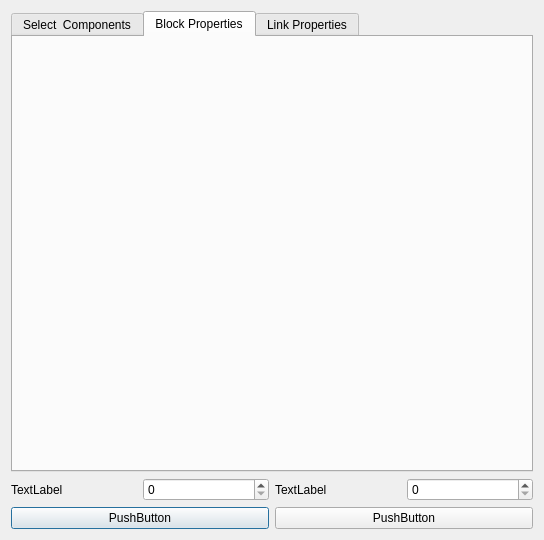
First picture: the form in gridgenerator.ui, repository ArashMassoudieh/OpenHydroQual, before the edit.
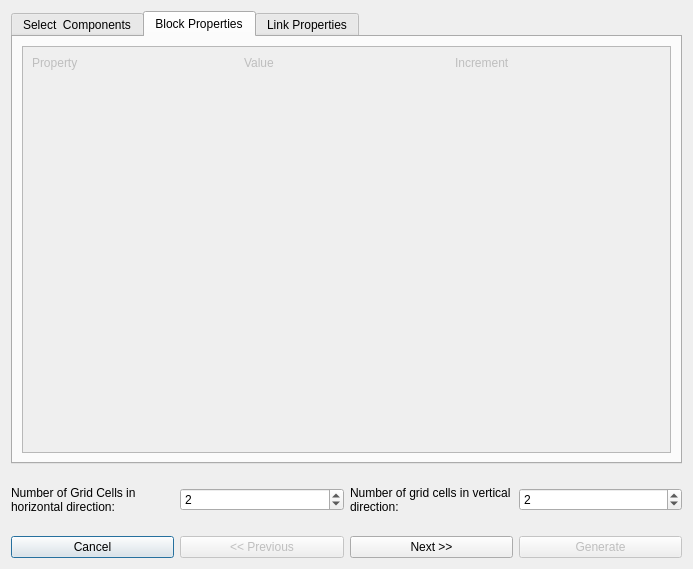
Second picture: the form after the edit. The open tabs and pages were chosen to show the change.

Patch:
```diff
--- a/gridgenerator.ui
+++ b/gridgenerator.ui
@@ -6,8 +6,8 @@
    <rect>
     <x>0</x>
     <y>0</y>
-    <width>544</width>
-    <height>540</height>
+    <width>693</width>
+    <height>569</height>
    </rect>
   </property>
   <property name="windowTitle">
@@ -16,6 +16,9 @@
   <layout class="QVBoxLayout" name="verticalLayout_3">
    <item>
     <widget class="QTabWidget" name="tabWidget">
+     <property name="enabled">
+      <bool>true</bool>
+     </property>
      <property name="currentIndex">
       <number>0</number>
      </property>
@@ -79,9 +82,70 @@
       </widget>
      </widget>
      <widget class="QWidget" name="tab_2">
+      <property name="enabled">
+       <bool>false</bool>
+      </property>
       <attribute name="title">
        <string>Block Properties</string>
       </attribute>
+      <layout class="QVBoxLayout" name="verticalLayout_4">
+       <item>
+        <widget class="QScrollArea" name="scrollArea">
+         <property name="widgetResizable">
+          <bool>true</bool>
+         </property>
+         <widget class="QWidget" name="scrollAreaWidgetContents">
+          <property name="geometry">
+           <rect>
+            <x>0</x>
+            <y>0</y>
+            <width>651</width>
+            <height>399</height>
+           </rect>
+          </property>
+          <layout class="QHBoxLayout" name="horizontalLayout_3">
+           <item>
+            <layout class="QGridLayout" name="gridLayout">
+             <item row="0" column="0">
+              <widget class="QLabel" name="label_5">
+               <property name="text">
+                <string>Property</string>
+               </property>
+               <property name="alignment">
+                <set>Qt::AlignLeading|Qt::AlignLeft|Qt::AlignTop</set>
+               </property>
+              </widget>
+             </item>
+             <item row="0" column="1">
+              <widget class="QLabel" name="label_8">
+               <property name="text">
+                <string>Value</string>
+               </property>
+               <property name="alignment">
+                <set>Qt::AlignLeading|Qt::AlignLeft|Qt::AlignTop</set>
+               </property>
+              </widget>
+             </item>
+             <item row="0" column="2">
+              <widget class="QLabel" name="label_9">
+               <property name="text">
+                <string>Increment</string>
+               </property>
+               <property name="alignment">
+                <set>Qt::AlignLeading|Qt::AlignLeft|Qt::AlignTop</set>
+               </property>
+               <property name="margin">
+                <number>4</number>
+               </property>
+              </widget>
+             </item>
+            </layout>
+           </item>
+          </layout>
+         </widget>
+        </widget>
+       </item>
+      </layout>
      </widget>
      <widget class="QWidget" name="tab_3">
       <attribute name="title">
@@ -95,22 +159,51 @@
      <item>
       <widget class="QLabel" name="label_3">
        <property name="text">
-        <string>TextLabel</string>
+        <string>Number of Grid Cells in horizontal direction:</string>
+       </property>
+       <property name="wordWrap">
+        <bool>true</bool>
        </property>
       </widget>
      </item>
      <item>
-      <widget class="QSpinBox" name="spinBox"/>
+      <widget class="QSpinBox" name="spinBox">
+       <property name="minimum">
+        <number>1</number>
+       </property>
+       <property name="value">
+        <number>2</number>
+       </property>
+      </widget>
      </item>
      <item>
       <widget class="QLabel" name="label_4">
+       <property name="minimumSize">
+        <size>
+         <width>0</width>
+         <height>60</height>
+        </size>
+       </property>
        <property name="text">
-        <string>TextLabel</string>
+        <string>Number of grid cells in vertical direction:</string>
+       </property>
+       <property name="scaledContents">
+        <bool>false</bool>
+       </property>
+       <property name="wordWrap">
+        <bool>true</bool>
        </property>
       </widget>
      </item>
      <item>
-      <widget class="QSpinBox" name="spinBox_2"/>
+      <widget class="QSpinBox" name="spinBox_2">
+       <property name="minimum">
+        <number>1</number>
+       </property>
+       <property name="value">
+        <number>2</number>
+       </property>
+      </widget>
      </item>
     </layout>
    </item>
@@ -119,14 +212,34 @@
      <item>
       <widget class="QPushButton" name="pushButton_2">
        <property name="text">
-        <string>PushButton</string>
+        <string>Cancel</string>
        </property>
       </widget>
      </item>
      <item>
-      <widget class="QPushButton" name="pushButton">
+      <widget class="QPushButton" name="pushButtonPrevious">
+       <property name="enabled">
+        <bool>false</bool>
+       </property>
        <property name="text">
-        <string>PushButton</string>
+        <string>&lt;&lt; Previous</string>
+       </property>
+      </widget>
+     </item>
+     <item>
+      <widget class="QPushButton" name="pushButtonNext">
+       <property name="text">
+        <string>Next &gt;&gt;</string>
+       </property>
+      </widget>
+     </item>
+     <item>
+      <widget class="QPushButton" name="pushButtonGenerate">
+       <property name="enabled">
+        <bool>false</bool>
+       </property>
+       <property name="text">
+        <string>Generate</string>
        </property>
       </widget>
      </item>
```
Left out of the diff: 33 changed lines with no effect on the pictures. Lines whose indentation alone changed are shown as unchanged.
